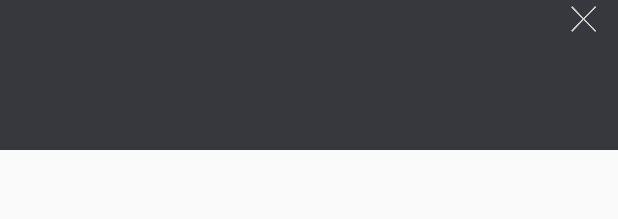
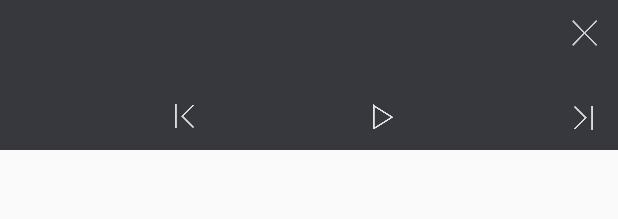
Before and after one commit to hdychi/MusicPlayer, an Android app: the layout custom_notification.xml on its own in the app's theme, with its tools: preview values and no code run, on a phone screen of 412 x 824 dp. Shown: the top 219 px of the screen. Run offline under Robolectric (Android 15) with nearby library versions, the phone set to English and light mode, and no system bars.

Commit message:
加入Notification

```diff
--- a/app/src/main/java/hdychi/hencoderdemo/CommonData.java
+++ b/app/src/main/java/hdychi/hencoderdemo/CommonData.java
@@ -16,6 +16,9 @@ public class CommonData {
     public static Context context;
     public static int ALBUM_FRAGMENT_ID = 0;
     public static int LYRIC_FRAGMENT_ID = 1;
+    public static int PRE_REQUEST_CODE = 0;
+    public static int NEXT_REQUEST_CODE = 1;
+    public static int NOTIFICATION_ID = 520;
     private static UserBean user;
     private static List<Mp3Info> localMusicList = new ArrayList<>();
     private static List<TracksItem> netMusicList = new ArrayList<>();
@@ -45,6 +48,9 @@ public class CommonData {
     public static List<TracksItem> getNetMusicList() {
         return netMusicList;
     }
+    public static TracksItem getPlayingItem(){
+        return netMusicList.get(nowIndex);
+    }
 
     public static void setNetMusicList(List<TracksItem> netMusicList) {
         CommonData.netMusicList = netMusicList;
--- /dev/null
+++ b/app/src/main/java/hdychi/hencoderdemo/MediaUtil.java
@@ -0,0 +1,5 @@
+package hdychi.hencoderdemo;
+
+public class MediaUtil {
+
+}
--- a/app/src/main/java/hdychi/hencoderdemo/PlayNetService.kt
+++ b/app/src/main/java/hdychi/hencoderdemo/PlayNetService.kt
@@ -12,6 +12,7 @@ import android.os.IBinder
 import android.provider.MediaStore
 import android.support.v4.app.NotificationCompat
 import android.util.Log
+import android.widget.RemoteViews
 import android.widget.Toast
 import com.orhanobut.logger.Logger
 import hdychi.hencoderdemo.api.ApiProvider
@@ -21,6 +22,7 @@ import hdychi.hencoderdemo.interfaces.OnChangeListener
 import hdychi.hencoderdemo.interfaces.OnEndController
 import hdychi.hencoderdemo.interfaces.OnSuccessController
 import hdychi.hencoderdemo.support.MyLog
+import hdychi.hencoderdemo.support.showNotification
 import hdychi.hencoderdemo.support.toast
 import rx.Observable
 import rx.Subscriber
@@ -53,16 +55,14 @@ class PlayNetService : Service(){
 
         }
         ApiProvider.getMusicUrl(this,subscriber, playList[nowIndex])
+        //this.showNotification(playList[nowIndex])
     }
 
     fun destroyPlayer(){
         mediaPlayer.reset()
         mediaPlayer.release()
     }
-    private fun showNotification(){
-        val manager = getSystemService(Context.NOTIFICATION_SERVICE)
 
-    }
     inner class MediaAidlInterfaceImpl: MediaAidlInterface.Stub(){
         override fun setPlayList(playList: MutableList<String>) {
             this@PlayNetService.playList.clear()
--- a/app/src/main/java/hdychi/hencoderdemo/api/ApiProvider.kt
+++ b/app/src/main/java/hdychi/hencoderdemo/api/ApiProvider.kt
@@ -28,7 +28,7 @@ object ApiProvider{
             .build()
 
     val mRetrofit = Retrofit.Builder()
-            .baseUrl("http://192.168.1.134:3000/")
+            .baseUrl("http://192.168.1.119:3000/")
             .client(client)
             .addCallAdapterFactory(RxJavaCallAdapterFactory.create())
             .addConverterFactory(GsonConverterFactory.create())
--- a/app/src/main/res/layout/custom_notification.xml
+++ b/app/src/main/res/layout/custom_notification.xml
@@ -1,5 +1,7 @@
 <?xml version="1.0" encoding="utf-8"?>
 <LinearLayout xmlns:android="http://schemas.android.com/apk/res/android"
+    xmlns:app="http://schemas.android.com/apk/res-auto"
+    xmlns:tools="http://schemas.android.com/tools"
     android:layout_width="match_parent"
     android:layout_height="100dp"
     android:background="#37383D"
@@ -9,11 +11,13 @@
     <ImageView
         android:layout_width="100dp"
         android:layout_height="match_parent"
-        android:id="@+id/notification_album"/>
+        android:id="@+id/notification_album"
+        android:scaleType="fitStart"/>
     <LinearLayout
         android:layout_width="match_parent"
         android:layout_height="match_parent"
-        android:orientation="vertical">
+        android:orientation="vertical"
+        android:padding="9dp">
         <LinearLayout
             android:layout_width="match_parent"
             android:layout_height="25dp"
@@ -25,14 +29,13 @@
                 android:id="@+id/notification_title"
                 android:ellipsize="end"
                 android:singleLine="true"
-                android:textColor="@color/white"
+                android:textColor="#ffffff"
                 android:textSize="16sp"/>
             <ImageView
                 android:layout_width="25dp"
                 android:layout_height="25dp"
                 android:id="@+id/notification_colose"
                 android:layout_gravity="center_vertical"
-                android:layout_marginRight="10dp"
                 android:src="@drawable/notice_close"/>
         </LinearLayout>
         <TextView
@@ -43,34 +46,49 @@
             android:singleLine="true"
             android:textColor="#A0A0A0"
             android:textSize="10sp"/>
-    </LinearLayout>
         <LinearLayout
             android:layout_width="match_parent"
-        android:layout_height="50dp"
-        android:gravity="center"
+            android:layout_height="match_parent"
+            android:gravity="bottom"
+            android:layout_gravity="bottom"
             android:orientation="horizontal" >
 
             <ImageView
                 android:id="@+id/widget_prev"
-            android:layout_width="0dp"
-            android:layout_height="wrap_content"
+                android:layout_width="25dp"
+                android:layout_height="25dp"
+                android:layout_marginTop="8dp"
                 android:layout_weight="1"
-            android:src="@drawable/notice_last" />
+                android:scaleType="fitStart"
+                android:src="@drawable/notice_last"
+                app:layout_constraintBottom_toBottomOf="parent"
+                app:layout_constraintStart_toStartOf="parent"
+                app:layout_constraintTop_toTopOf="parent" />
 
             <ImageView
                 android:id="@+id/widget_play"
-            android:layout_width="0dp"
-            android:layout_height="wrap_content"
+                android:layout_width="25dp"
+                android:layout_height="25dp"
                 android:layout_weight="1"
-            />
+                android:src="@drawable/notice_play"
+                app:layout_constraintBottom_toBottomOf="parent"
+                app:layout_constraintEnd_toEndOf="parent"
+                app:layout_constraintStart_toStartOf="parent" />
 
             <ImageView
                 android:id="@+id/widget_next"
-            android:layout_width="0dp"
-            android:layout_height="wrap_content"
+                android:layout_width="25dp"
+                android:layout_height="25dp"
+                android:layout_marginTop="8dp"
                 android:layout_weight="1"
-            android:src="@drawable/notice_next" />
+                android:scaleType="fitEnd"
+                android:src="@drawable/notice_next"
+                app:layout_constraintBottom_toBottomOf="parent"
+                app:layout_constraintEnd_toEndOf="parent"
+                app:layout_constraintTop_toTopOf="parent" />
 
 
         </LinearLayout>
     </LinearLayout>
+
+</LinearLayout>
```
Also changed, not shown: app/src/main/java/hdychi/hencoderdemo/interfaces/PlayController.java (added, +7 -0 lines), app/src/main/java/hdychi/hencoderdemo/support/CommonUtil.kt (+57 -0 lines), app/src/main/java/hdychi/hencoderdemo/ui/activities/PlayNetActivity.kt (+37 -27 lines). Lines whose indentation alone changed are shown as unchanged.
